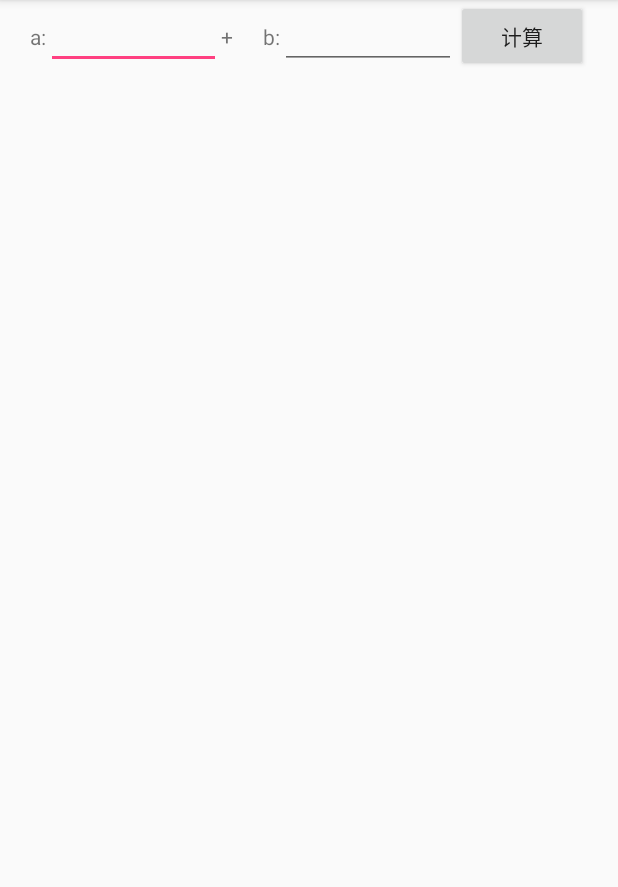
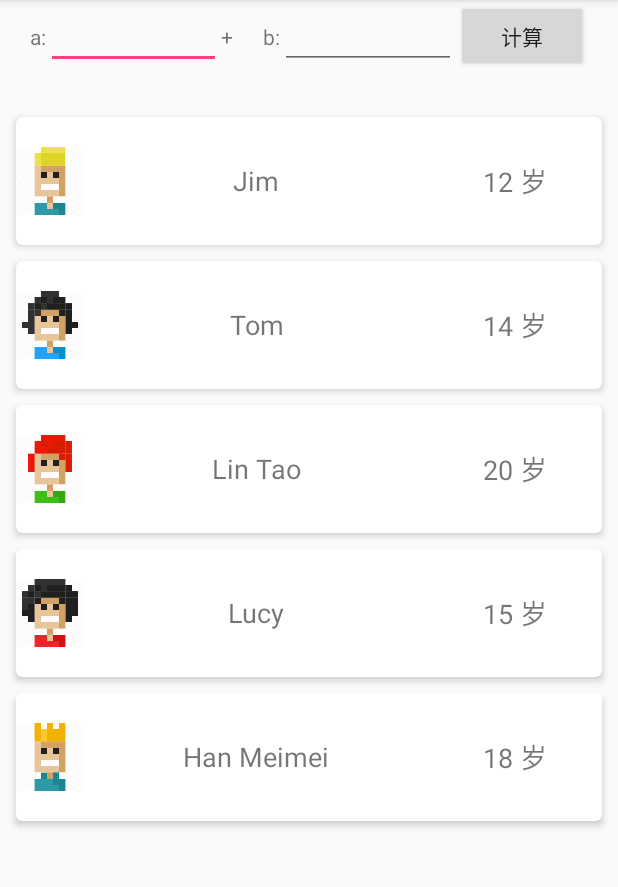
Before and after one commit to liaodongxiaoxiao/Kotlin, an Android app: the screen it shows after launch (MainActivity), on a phone screen of 412 x 824 dp, the part 84-971 px from its top. Run offline under Robolectric (Android 15) with nearby library versions, the phone set to English and light mode, and no system bars.

Commit message:
RecyclerView with kotlin

```diff
--- a/app/src/main/java/com/ldxx/kotlin/MainActivity.kt
+++ b/app/src/main/java/com/ldxx/kotlin/MainActivity.kt
@@ -3,8 +3,14 @@ package com.ldxx.kotlin
 import android.content.Context
 import android.support.v7.app.AppCompatActivity
 import android.os.Bundle
+import android.support.v7.widget.LinearLayoutManager
 import android.text.TextUtils
+import android.util.Log
+import android.widget.LinearLayout
 import android.widget.Toast
+import com.ldxx.kotlin.adapter.PersonAdapter
+import com.ldxx.kotlin.bean.Person
+import com.ldxx.kotlin.bean.PersonList
 import kotlinx.android.synthetic.main.activity_main.*
 
 class MainActivity : AppCompatActivity() {
@@ -16,7 +22,26 @@ class MainActivity : AppCompatActivity() {
         calculate.setOnClickListener {
             calculate()
         }
+
+        //var personList: List<Person> = emptyList()
+        var list:MutableCollection<Person> = mutableListOf<Person>()
+        val names = arrayOf("Jim", "Tom", "Lin Tao","Lucy","Han Meimei" )
+        val ages: IntArray = intArrayOf( 12,14,20,15,18 )
+        val images: IntArray = intArrayOf(R.mipmap.p1,R.mipmap.p2,R.mipmap.p3,R.mipmap.p4,R.mipmap.p5 )
+        for (i in 0..4) {
+            //personList.plus()
+            list.add(Person(names[i], ages[i], images[i]))
+        }
+        val adapter:PersonAdapter = PersonAdapter()
+
+        person_list.layoutManager = LinearLayoutManager(this)
+        person_list.adapter = adapter
+
+        adapter.addDatas(list.toList())
+        adapter.notifyDataSetChanged()
+        Log.e("TAG","size:"+adapter.itemCount)
     }
+
 
     fun sum(a: Int, b: Int): String {
         return "$a + $b = ${a + b}"
--- a/app/src/main/java/com/ldxx/kotlin/adapter/PersonAdapter.kt
+++ b/app/src/main/java/com/ldxx/kotlin/adapter/PersonAdapter.kt
@@ -1,28 +1,44 @@
 package com.ldxx.kotlin.adapter
 
 import android.support.v7.widget.RecyclerView
+import android.view.LayoutInflater
 import android.view.View
 import android.view.ViewGroup
+import com.ldxx.kotlin.R
 import com.ldxx.kotlin.adapter.PersonAdapter.ViewHolder
+import com.ldxx.kotlin.bean.Person
+import kotlinx.android.synthetic.main.item_person.view.*
 
 
 /**
- * Created by wangzhuo-neu on 2017/2/20.
+ * Created by
+ * ldxx on 2017/2/20.
  */
 class PersonAdapter : RecyclerView.Adapter<ViewHolder>() {
+    //var data: PersonList = PersonList(emptyList())
+    var list:MutableCollection<Person> = mutableListOf()
+
     override fun getItemCount(): Int {
-        throw UnsupportedOperationException("not implemented") //To change body of created functions use File | Settings | File Templates.
+        return list.size
     }
 
-    override fun onBindViewHolder(holder: ViewHolder?, position: Int) {
-        throw UnsupportedOperationException("not implemented") //To change body of created functions use File | Settings | File Templates.
+    override fun onBindViewHolder(holder: ViewHolder, position: Int) {
+        holder.bindData(list.elementAt(position))
     }
 
-    override fun onCreateViewHolder(parent: ViewGroup?, viewType: Int): ViewHolder {
-        throw UnsupportedOperationException("not implemented") //To change body of created functions use File | Settings | File Templates.
+    override fun onCreateViewHolder(parent: ViewGroup, viewType: Int): ViewHolder {
+        return ViewHolder(LayoutInflater.from(parent.context).inflate(R.layout.item_person, parent, false))
     }
 
-    class ViewHolder(view:View) : RecyclerView.ViewHolder(view) {
+    class ViewHolder(view: View) : RecyclerView.ViewHolder(view) {
+        fun bindData(person:Person){
+            itemView.item_name.text = person.name
+            itemView.item_age.text = "${person.age} 岁"
+            itemView.item_img.setImageResource(person.img)
+        }
+    }
 
+    fun addDatas(person: List<Person>){
+        list.addAll(person)
     }
 }
--- /dev/null
+++ b/app/src/main/java/com/ldxx/kotlin/bean/Person.kt
@@ -0,0 +1,11 @@
+package com.ldxx.kotlin.bean
+
+import com.ldxx.kotlin.R
+
+/**
+ * Created by ldxx
+ * on 2017/2/21.
+ */
+data class Person constructor(val name: String,val age: Int,val img: Int){
+    constructor( name:String, age:Int): this(name,age, R.mipmap.p1)
+}
--- a/app/src/main/java/com/ldxx/kotlin/java/HelloWorld.kt
+++ b/app/src/main/java/com/ldxx/kotlin/java/HelloWorld.kt
@@ -1,7 +1,8 @@
 package com.ldxx.kotlin.java
 
 /**
- * Created by wangzhuo-neu on 2017/2/20.
+ * Created by ldxx
+ * on 2017/2/20.
  */
 
 fun main(args: Array<String>) {
--- a/app/src/main/res/layout/activity_main.xml
+++ b/app/src/main/res/layout/activity_main.xml
@@ -1,6 +1,7 @@
 <?xml version="1.0" encoding="utf-8"?>
 <LinearLayout
     xmlns:android="http://schemas.android.com/apk/res/android"
+    xmlns:app="http://schemas.android.com/apk/res-auto"
     xmlns:tools="http://schemas.android.com/tools"
     android:layout_width="match_parent"
     android:layout_height="match_parent"
@@ -59,4 +60,10 @@
         android:layout_marginLeft="20dp"
         android:layout_marginRight="20dp"
         tools:text="a + b = c"/>
+
+    <android.support.v7.widget.RecyclerView
+        android:id="@+id/person_list"
+        android:layout_width="match_parent"
+        android:layout_height="match_parent"
+        android:layout_margin="5dp"/>
 </LinearLayout>
--- a/app/src/main/res/layout/item_person.xml
+++ b/app/src/main/res/layout/item_person.xml
@@ -1,7 +1,44 @@
 <?xml version="1.0" encoding="utf-8"?>
-<LinearLayout xmlns:android="http://schemas.android.com/apk/res/android"
-              android:orientation="vertical"
-              android:layout_width="match_parent"
-              android:layout_height="match_parent">
+<android.support.v7.widget.CardView
+    xmlns:android="http://schemas.android.com/apk/res/android"
+    xmlns:app="http://schemas.android.com/apk/res-auto"
+    xmlns:tools="http://schemas.android.com/tools"
+    android:layout_width="match_parent"
+    android:layout_height="85dp"
+    android:layout_margin="5dp"
+    app:cardCornerRadius="4dp"
+    app:cardElevation="3dp">
 
-</LinearLayout>
+    <LinearLayout
+        android:layout_width="match_parent"
+        android:layout_height="match_parent"
+        android:orientation="horizontal">
+
+
+        <ImageView
+            android:id="@+id/item_img"
+            android:layout_width="45dp"
+            android:layout_height="match_parent"
+            android:contentDescription="@string/app_name"
+            android:gravity="center_vertical"
+            tools:src="@mipmap/p1"/>
+
+        <TextView
+            android:id="@+id/item_name"
+            android:layout_width="0dp"
+            android:layout_height="match_parent"
+            android:layout_weight="2"
+            android:gravity="center"
+            android:textSize="18sp"
+            tools:text="Jim"/>
+
+        <TextView
+            android:id="@+id/item_age"
+            android:layout_width="0dp"
+            android:layout_height="match_parent"
+            android:layout_weight="1"
+            android:gravity="center"
+            android:textSize="18sp"
+            tools:text="18岁"/>
+    </LinearLayout>
+</android.support.v7.widget.CardView>
```
Also changed, not shown: app/src/main/res/mipmap-hdpi/p1.png (added), app/src/main/res/mipmap-hdpi/p2.png (added), app/src/main/res/mipmap-hdpi/p3.png (added), app/src/main/res/mipmap-hdpi/p4.png (added), app/src/main/res/mipmap-hdpi/p5.png (added).
